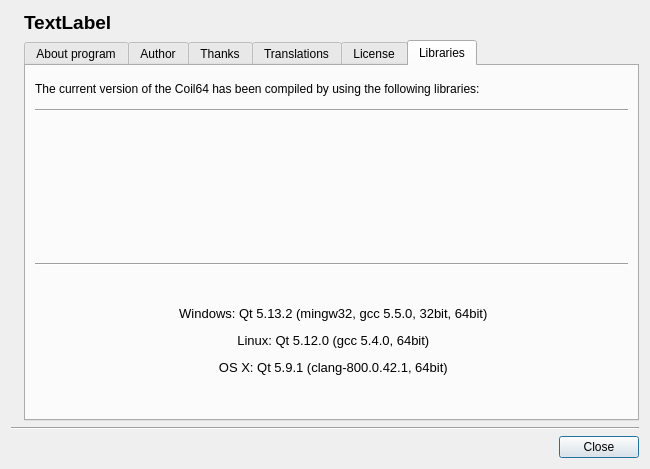
The window that about.ui (radioacoustick/Coil64) describes before a commit, drawn with Qt 5.
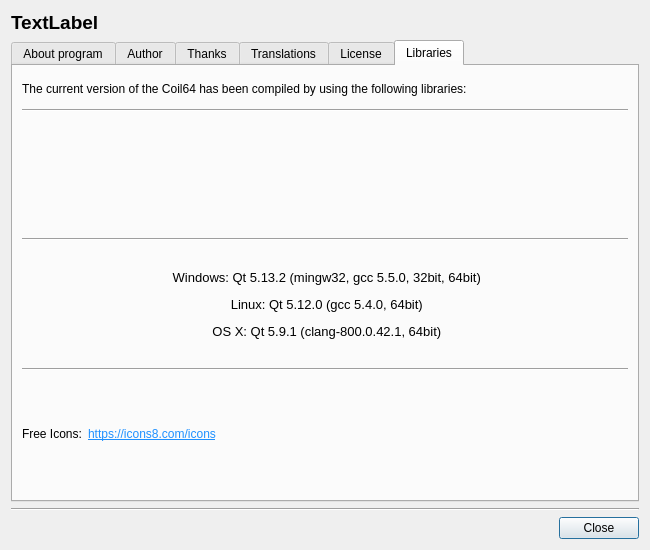
The same window after the commit. The open tabs and pages were chosen to show the change. Icons and pictures are not drawn.

What changed in the file:
```diff
--- a/about.ui
+++ b/about.ui
@@ -10,7 +10,7 @@
     <x>0</x>
     <y>0</y>
     <width>650</width>
-    <height>469</height>
+    <height>550</height>
    </rect>
   </property>
   <property name="sizePolicy">
@@ -22,13 +22,13 @@
   <property name="minimumSize">
    <size>
     <width>650</width>
-    <height>469</height>
+    <height>550</height>
    </size>
   </property>
   <property name="maximumSize">
    <size>
     <width>650</width>
-    <height>469</height>
+    <height>550</height>
    </size>
   </property>
   <property name="contextMenuPolicy">
@@ -50,25 +50,6 @@
   <layout class="QVBoxLayout" name="verticalLayout">
    <item>
     <layout class="QHBoxLayout" name="horizontalLayout">
-     <item>
-      <widget class="QLabel" name="label">
-       <property name="sizePolicy">
-        <sizepolicy hsizetype="Fixed" vsizetype="Fixed">
-         <horstretch>0</horstretch>
-         <verstretch>0</verstretch>
-        </sizepolicy>
-       </property>
-       <property name="text">
-        <string/>
-       </property>
-       <property name="pixmap">
-        <pixmap>:/new/images/res/program.png</pixmap>
-       </property>
-       <property name="alignment">
-        <set>Qt::AlignCenter</set>
-       </property>
-      </widget>
-     </item>
      <item>
       <layout class="QVBoxLayout" name="verticalLayout_2">
        <item>
@@ -619,6 +600,46 @@
              </property>
             </widget>
            </item>
+           <item>
+            <widget class="Line" name="line_4">
+             <property name="orientation">
+              <enum>Qt::Horizontal</enum>
+             </property>
+            </widget>
+           </item>
+           <item>
+            <layout class="QHBoxLayout" name="horizontalLayout_5">
+             <item>
+              <widget class="QLabel" name="label_8">
+               <property name="sizePolicy">
+                <sizepolicy hsizetype="Fixed" vsizetype="Preferred">
+                 <horstretch>0</horstretch>
+                 <verstretch>0</verstretch>
+                </sizepolicy>
+               </property>
+               <property name="text">
+                <string>Free Icons:</string>
+               </property>
+               <property name="margin">
+                <number>10</number>
+               </property>
+              </widget>
+             </item>
+             <item>
+              <widget class="QLabel" name="label">
+               <property name="text">
+                <string notr="true">&lt;a href=&quot;https://icons8.com/icons&quot;&gt;&lt;span style=&quot;text-decoration: underline; color:DodgerBlue;&quot;&gt;https://icons8.com/icons&lt;/span&gt;&lt;/a&gt;</string>
+               </property>
+               <property name="margin">
+                <number>10</number>
+               </property>
+               <property name="openExternalLinks">
+                <bool>true</bool>
+               </property>
+              </widget>
+             </item>
+            </layout>
+           </item>
           </layout>
          </widget>
         </widget>
```
Left out of the diff: 2 changed lines with no effect on the pictures.
